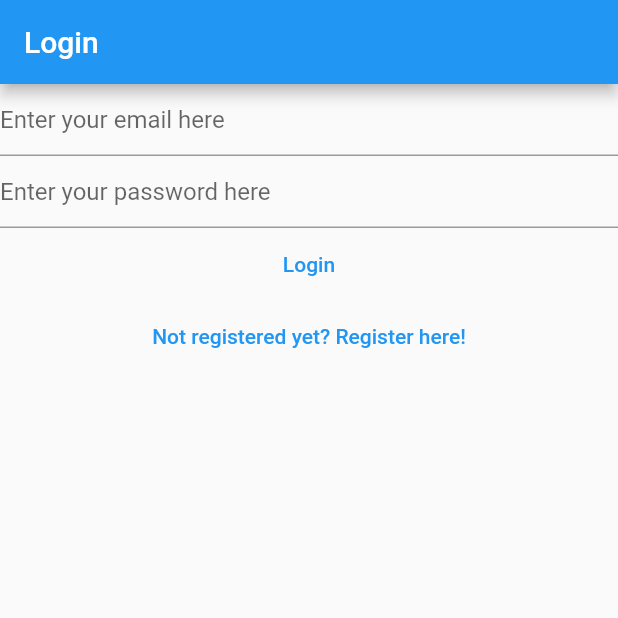
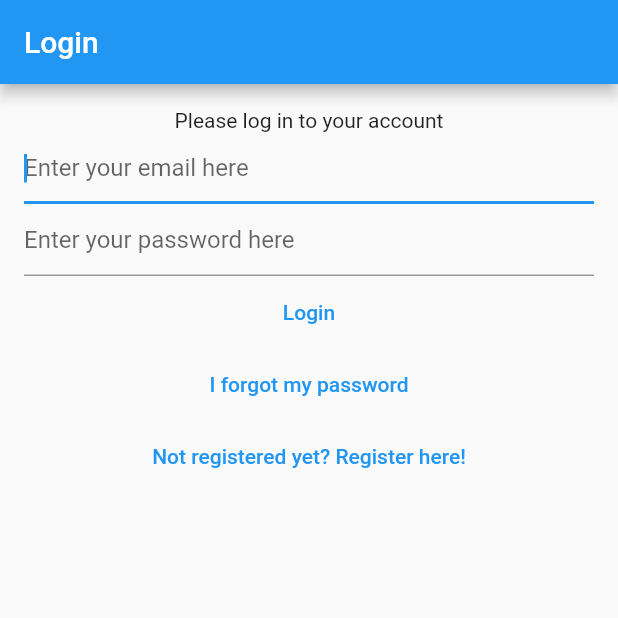
Before and after one commit to MohdMuslim92/mynotes-app-flutter, a Flutter app: the screen it shows after launch, on a phone screen of 412 x 824 dp, the top half of it. Run offline on Flutter 3.47's test engine with Material 3 defaults, Android fonts, the phone set to English and light mode, and no system bars; our stand-ins replace bloc, cloud_firestore, equatable, firebase_auth, firebase_core, flutter_bloc and 1 more; accounts and stored records are empty; generated files the repository leaves out were written again.

Commit message:
Feat: enhance login view with forgot password functionality
- Improved the layout of the login view by adding padding for better visual appeal.
- Introduced a new button for "I forgot my password," allowing users to navigate to the password reset flow.
- Organized the text fields and buttons in the login form for better user experience and accessibility.
- Maintained functionality for user login and registration redirection while integrating the new forgot password feature.

```diff
--- a/lib/views/login_view.dart
+++ b/lib/views/login_view.dart
@@ -53,11 +53,17 @@ class _LoginViewState extends State<LoginView> {
         appBar: AppBar(
           title: const Text('Login'),
         ),
-        body: Column(
+        body: Padding(
+          padding: const EdgeInsets.all(16.0),
+          child: Column(
             children: [
+              const Text(
+                'Please log in to your account',
+              ),
               TextField(
                 enableSuggestions: false,
                 autocorrect: false,
+                autofocus: true,
                 keyboardType: TextInputType.emailAddress,
                 controller: _email,
                 decoration: const InputDecoration(
@@ -89,6 +95,14 @@ class _LoginViewState extends State<LoginView> {
               TextButton(
                 onPressed: () {
                   context.read<AuthBloc>().add(
+                        const AuthEventForgotPassword(email: null),
+                      );
+                },
+                child: const Text('I forgot my password'),
+              ),
+              TextButton(
+                onPressed: () {
+                  context.read<AuthBloc>().add(
                         const AuthEventShouldRegister(),
                       );
                 },
@@ -97,6 +111,7 @@ class _LoginViewState extends State<LoginView> {
             ],
           ),
         ),
+      ),
     );
   }
 }
```
Lines whose indentation alone changed are shown as unchanged.
